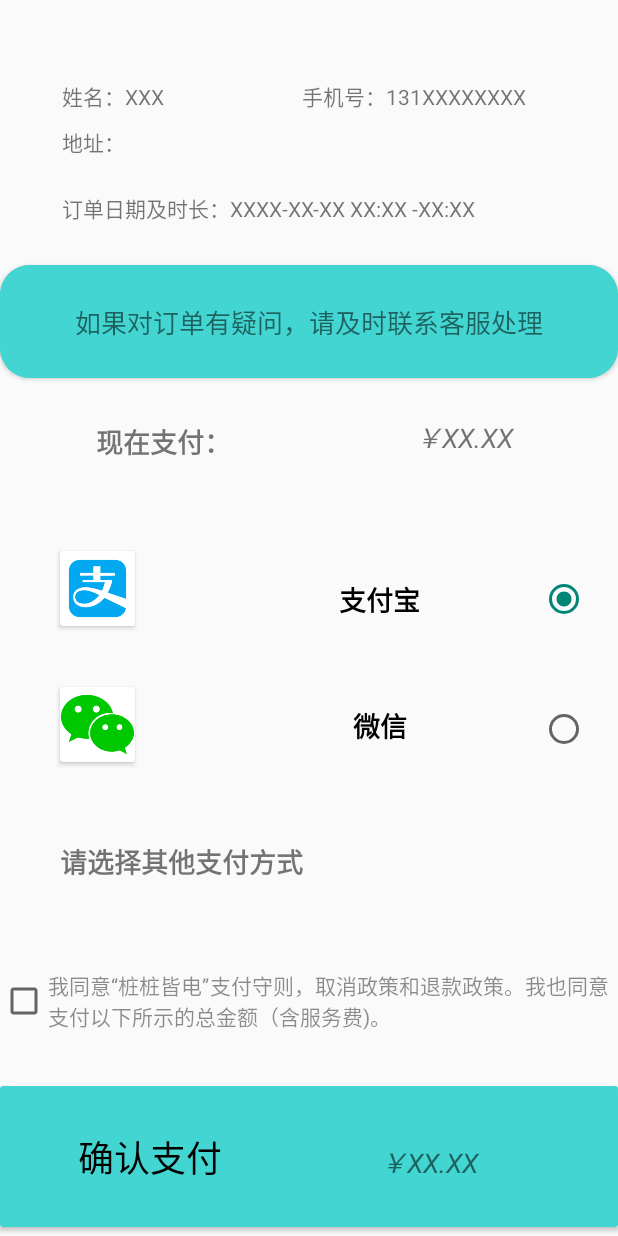
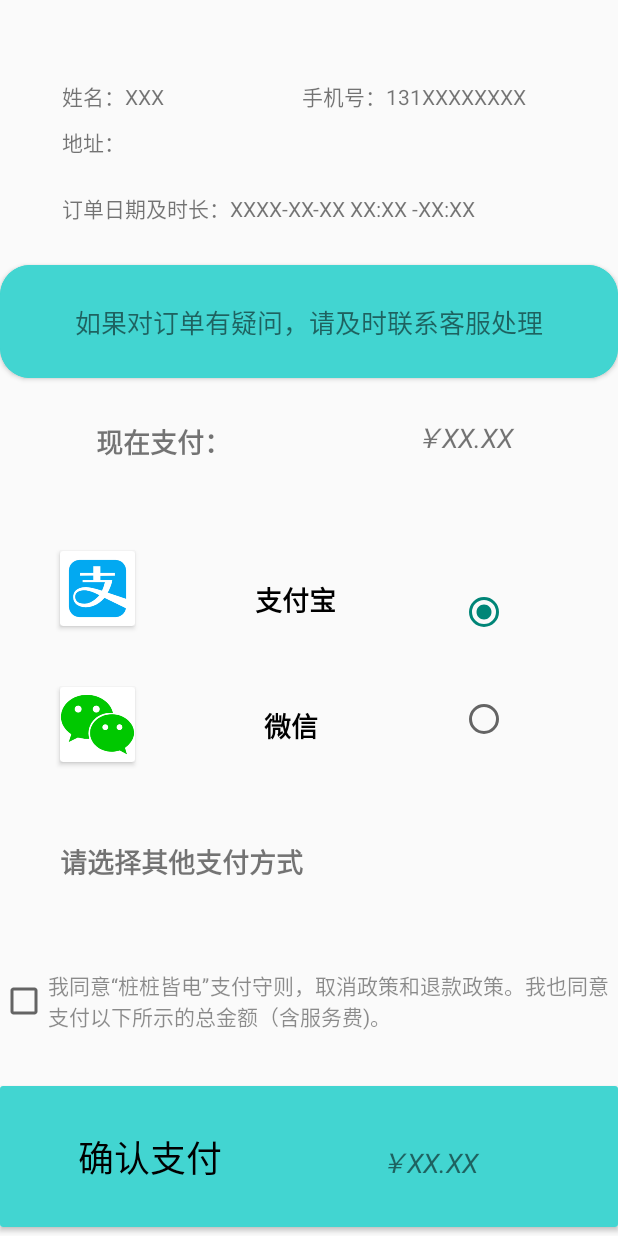
Before and after one commit to szyzstop3/EVCharger, an Android app: the PayFragment screen opened through its navigation route, on a phone screen of 412 x 824 dp. Run offline under Robolectric (Android 15) with nearby library versions, the phone set to English and light mode, and no system bars; libraries missing offline, so code that uses them is left out: com.huawei.hms; 6 statements that could not run were skipped.

Commit message:
优化++

```diff
--- a/app/src/debug/res/layout/activity_pay_page.xml
+++ b/app/src/debug/res/layout/activity_pay_page.xml
@@ -5,9 +5,8 @@
     android:layout_width="match_parent"
     android:layout_height="match_parent">
 
-    <fragment
-        android:id="@+id/fragment"
-        android:name="com.example.evcharger.PayFragment"
+    <include
+        layout="@layout/fragment_pay"
         android:layout_width="0dp"
         android:layout_height="0dp"
         app:layout_constraintBottom_toBottomOf="parent"
--- a/app/src/main/java/com/example/evcharger/Pay_page.java
+++ b/app/src/main/java/com/example/evcharger/Pay_page.java
@@ -1,6 +1,7 @@
 package com.example.evcharger;
 
 import android.os.Bundle;
+import android.widget.RadioButton;
 
 import androidx.appcompat.app.AppCompatActivity;
 
@@ -10,6 +11,11 @@ public class Pay_page extends AppCompatActivity {
     protected void onCreate(Bundle savedInstanceState) {
         super.onCreate(savedInstanceState);
         setContentView(R.layout.activity_pay_page);
+        RadioButton radioButton1 = (RadioButton)this.findViewById(R.id.radioButton);
+        RadioButton radioButton2 = (RadioButton)this.findViewById(R.id.radioButton2);
+
     }
 
+
+
 }
--- a/app/src/main/res/layout/fragment_charge_page_card1.xml
+++ b/app/src/main/res/layout/fragment_charge_page_card1.xml
@@ -27,6 +27,7 @@
                 android:layout_width="match_parent"
                 android:layout_height="55dp"
                 android:background="#42D5D1"
+                android:clickable="true"
                 android:text="立即结算"
                 android:textColor="#FFFFFF"
                 android:textSize="24sp" />
--- a/app/src/main/res/layout/fragment_judge_page_card3.xml
+++ b/app/src/main/res/layout/fragment_judge_page_card3.xml
@@ -85,6 +85,7 @@
                 android:layout_height="wrap_content"
                 android:layout_marginBottom="20dp"
                 android:background="@drawable/button_circle_shape"
+                android:clickable="true"
                 android:fontFamily="sans-serif-medium"
                 android:text="提交评价"
                 android:textColor="#FFFFFF"
--- a/app/src/main/res/layout/fragment_pay.xml
+++ b/app/src/main/res/layout/fragment_pay.xml
@@ -202,21 +202,34 @@
         android:textSize="18sp"
         android:textStyle="bold"
         app:layout_constraintBottom_toTopOf="@+id/guideline22"
-        app:layout_constraintEnd_toStartOf="@+id/radioButton"
         app:layout_constraintStart_toEndOf="@+id/cardView3"
         app:layout_constraintTop_toTopOf="@+id/guideline20"
         app:layout_constraintVertical_bias="0.327" />
 
-    <RadioButton
-        android:id="@+id/radioButton"
-        android:layout_width="wrap_content"
-        android:layout_height="wrap_content"
-        android:layout_marginEnd="20dp"
-        android:textAlignment="textEnd"
-        app:layout_constraintBottom_toTopOf="@+id/guideline22"
+
+    <RadioGroup
+        android:layout_width="55dp"
+        android:layout_height="140dp"
+        android:layout_marginEnd="50dp"
+        app:layout_constraintBottom_toTopOf="@+id/guideline24"
         app:layout_constraintEnd_toEndOf="parent"
-        app:layout_constraintTop_toTopOf="@+id/guideline20"
-        android:checked="true"/>
+        app:layout_constraintTop_toTopOf="@+id/guideline20">
+
+        <RadioButton
+            android:id="@+id/radioButton2"
+            android:layout_width="wrap_content"
+            android:layout_height="75dp"
+            android:layout_marginEnd="20dp"
+            android:checked="true"
+            />
+
+        <RadioButton
+            android:id="@+id/radioButton"
+            android:layout_width="wrap_content"
+            android:layout_height="67dp"
+            android:layout_marginEnd="20dp"
+            android:textAlignment="textEnd" />
+    </RadioGroup>
 
     <androidx.cardview.widget.CardView
         android:id="@+id/cardView5"
@@ -248,19 +261,11 @@
         android:textSize="18sp"
         android:textStyle="bold"
         app:layout_constraintBottom_toTopOf="@+id/guideline24"
-        app:layout_constraintEnd_toStartOf="@+id/radioButton2"
         app:layout_constraintStart_toEndOf="@+id/cardView5"
         app:layout_constraintTop_toTopOf="@+id/guideline22"
         app:layout_constraintVertical_bias="0.327" />
 
-    <RadioButton
-        android:id="@+id/radioButton2"
-        android:layout_width="wrap_content"
-        android:layout_height="wrap_content"
-        android:layout_marginEnd="20dp"
-        app:layout_constraintBottom_toTopOf="@+id/guideline24"
-        app:layout_constraintEnd_toEndOf="parent"
-        app:layout_constraintTop_toTopOf="@+id/guideline22" />
+
 
     <TextView
         android:id="@+id/textView20"
@@ -326,6 +331,7 @@
                 android:layout_width="0dp"
                 android:layout_height="0dp"
                 android:background="#00FFFFFF"
+                android:clickable="true"
                 android:textColor="#00FFFFFF"
                 app:layout_constraintBottom_toBottomOf="parent"
                 app:layout_constraintEnd_toEndOf="parent"
@@ -346,4 +352,6 @@
         app:layout_constraintStart_toStartOf="parent"
         app:layout_constraintTop_toTopOf="@+id/guideline21" />
 
+
+
 </androidx.constraintlayout.widget.ConstraintLayout>
--- a/app/src/main/res/navigation/my_nav.xml
+++ b/app/src/main/res/navigation/my_nav.xml
@@ -93,7 +93,11 @@
         android:id="@+id/judge_page"
         android:name="com.example.evcharger.judge_page"
         android:label="fragment_judge_page"
-        tools:layout="@layout/fragment_judge_page" />
+        tools:layout="@layout/fragment_judge_page" >
+        <action
+            android:id="@+id/action_judge_page_to_main_page"
+            app:destination="@id/main_page" />
+    </fragment>
     <fragment
         android:id="@+id/payFragment"
         android:name="com.example.evcharger.PayFragment"
```
Also changed, not shown: app/src/main/java/com/example/evcharger/judge_page.java (+8 -0 lines), app/src/main/res/layout/fragment_judge_page_card2add1.xml (+1 -8 lines), 2 other files.
